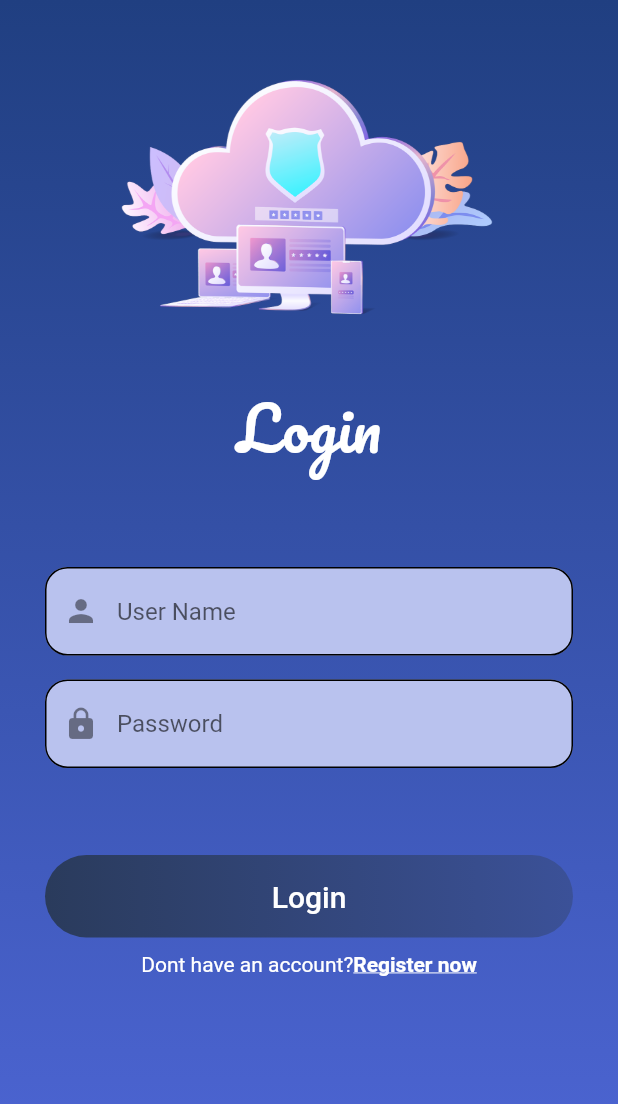
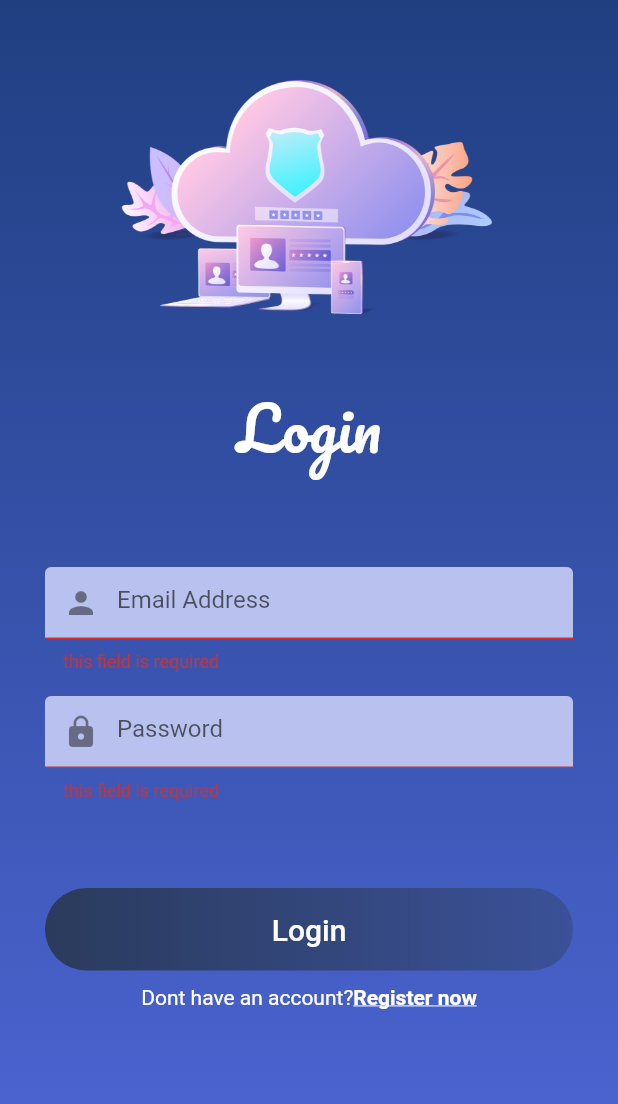
Before and after one commit to mohamedmamdouh22/chat_app, a Flutter app: the screen it shows after launch, after a tap on "Login", on a phone screen of 412 x 824 dp. Shown: the top 1104 px of the screen. Run offline on Flutter 3.47's test engine with Material 2 defaults, Android fonts, the phone set to English and light mode, and no system bars; drawn by our look-alikes of modal_progress_hud_nsn; our stand-ins replace chat_bubbles, cloud_firestore, firebase_auth, firebase_core, loading_indicator; accounts and stored records are empty; Roboto replaces fonts that are missing (Times).

Commit message:
second commit

```diff
--- a/lib/constants.dart
+++ b/lib/constants.dart
@@ -1,2 +1,4 @@
 import 'package:flutter/material.dart';
 Color kPrimaryColor =Color(0xff4f67d8);
+String kMessageCollection='messages';
+String kMessage='message';
--- /dev/null
+++ b/lib/helper/snack_bar.dart
@@ -0,0 +1,4 @@
+import 'package:flutter/material.dart';
+void ShowSnack(BuildContext context,String message) {
+  ScaffoldMessenger.of(context).showSnackBar(SnackBar(content: Text(message)));
+}
--- a/lib/main.dart
+++ b/lib/main.dart
@@ -1,8 +1,16 @@
+import 'package:chat_app/screens/chat_page.dart';
 import 'package:chat_app/screens/login.dart';
 import 'package:chat_app/screens/register.dart';
+import 'package:firebase_core/firebase_core.dart';
 import 'package:flutter/material.dart';
 
-void main() {
+import 'firebase_options.dart';
+
+void main() async{
+  WidgetsFlutterBinding.ensureInitialized();
+  await Firebase.initializeApp(
+    options: DefaultFirebaseOptions.currentPlatform,
+  );
   runApp(Chat());
 }
 
@@ -12,11 +20,13 @@ class Chat extends StatelessWidget {
   @override
   Widget build(BuildContext context) {
     return MaterialApp(
+      debugShowCheckedModeBanner: false,
       routes: {
         Login.id:(context)=>Login(),
-          Register.id:(context)=>Register()
+          Register.id:(context)=>Register(),
+        HomeScreen.id:(context)=>HomeScreen()
       },
-      initialRoute: 'Login',
+      initialRoute: Login.id,
     );
   }
 }
--- a/lib/screens/login.dart
+++ b/lib/screens/login.dart
@@ -1,14 +1,33 @@
+import 'package:chat_app/screens/chat_page.dart';
 import 'package:chat_app/screens/register.dart';
 import 'package:chat_app/widgets/button.dart';
 import 'package:chat_app/widgets/text_field.dart';
+import 'package:firebase_auth/firebase_auth.dart';
 import 'package:flutter/material.dart';
+import 'package:modal_progress_hud_nsn/modal_progress_hud_nsn.dart';
 
-class Login extends StatelessWidget {
+import '../helper/snack_bar.dart';
+
+class Login extends StatefulWidget {
   Login({Key? key}) : super(key: key);
   static String id='Login';
+
+  @override
+  State<Login> createState() => _LoginState();
+}
+
+class _LoginState extends State<Login> {
+  String? email;
+  GlobalKey<FormState> formkey=GlobalKey();
+  String? password;
+
+  bool isAsync=false;
+
   @override
   Widget build(BuildContext context) {
-    return Scaffold(
+    return ModalProgressHUD(
+      inAsyncCall: isAsync,
+      child: Scaffold(
         body: Container(
           decoration: BoxDecoration(
               gradient: LinearGradient(
@@ -19,6 +38,8 @@ class Login extends StatelessWidget {
                 Color(0xff4f67d8),
               ])),
           child: Center(
+            child: Form(
+              key: formkey,
               child: ListView(
                 //mainAxisAlignment: MainAxisAlignment.center,
                 children: [
@@ -39,10 +60,30 @@ class Login extends StatelessWidget {
                     ),
                   ),
                   SizedBox(height: 50,),
-              CustomTextField(text: 'User Name',icon: Icon(Icons.person)),
-              CustomTextField( text:'Password',icon: Icon(Icons.lock)),
+                  CustomTextField(text: 'Email Address',icon: Icon(Icons.person),onChanged: (data){email=data;}),
+
+                  CustomTextField( text:'Password',icon: Icon(Icons.lock),onChanged: (data){password=data;},obsecure: true,),
                   SizedBox(height: 50,),
-              CustomButton(text: 'Login'),
+                  //check email and password
+                  CustomButton(text: 'Login',onpressed: () async {
+                   if(formkey.currentState!.validate()){
+                     isAsync=true;
+                     setState(() {});
+                     try {
+                       await loginMethod();
+                       // ShowSnack(context, 'Successfuly logged in');
+                       Navigator.pushNamed(context, HomeScreen.id,arguments: email);
+                     } on FirebaseAuthException catch (e) {
+                       if (e.code == 'user-not-found') {
+                         ShowSnack(context, 'user not found');
+                       } else if (e.code == 'wrong-password') {
+                         ShowSnack(context, 'Wrong password');
+                       }
+                     }
+                     isAsync=false;
+                     setState(() {});
+                   }
+                  },),
                   Row(
                     mainAxisAlignment: MainAxisAlignment.center,
                     children: [
@@ -63,6 +104,16 @@ class Login extends StatelessWidget {
           ),
             ),
         ),
+      ),
+      ),
+    );
+  }
+
+  Future<void> loginMethod() async {
+    final credential = await FirebaseAuth.instance.signInWithEmailAndPassword(
+        email: email!,
+        password: password!
+
     );
   }
 }
--- a/lib/widgets/button.dart
+++ b/lib/widgets/button.dart
@@ -1,7 +1,8 @@
 import 'package:flutter/material.dart';
 class CustomButton extends StatelessWidget {
-  CustomButton({required this.text});
+  CustomButton({required this.onpressed,required this.text});
   String text;
+  VoidCallback? onpressed;
   @override
   Widget build(BuildContext context) {
     return Padding(
@@ -20,8 +21,9 @@ class CustomButton extends StatelessWidget {
           ),
         ),
         child: MaterialButton(
+
           height: 55,
-          onPressed: () {},
+          onPressed:onpressed,
           child: Text(text,style: TextStyle(color: Colors.white,fontSize: 20,fontFamily: 'Times'),),
 
         ),
--- a/lib/widgets/text_field.dart
+++ b/lib/widgets/text_field.dart
@@ -1,15 +1,23 @@
 import 'package:flutter/material.dart';
 class CustomTextField extends StatelessWidget {
-  CustomTextField({required this.text,required this.icon});
+  CustomTextField({required this.text,required this.icon,required this.onChanged,this.obsecure=false});
   String text;
-
+  Function(String)? onChanged;
   Icon icon;
+  bool obsecure;
   @override
   Widget build(BuildContext context) {
     return Padding(
       padding: const EdgeInsets.symmetric(vertical: 8, horizontal: 30),
-      child: TextField(
-
+      child: TextFormField(
+        validator: (data){
+          if(data!.isEmpty)
+            {
+              return 'this field is required';
+            }
+        },
+        obscureText: obsecure,
+        onChanged:onChanged ,
         decoration: InputDecoration(
           prefixIcon: icon,
           filled: true,
--- a/pubspec.yaml
+++ b/pubspec.yaml
@@ -34,7 +34,12 @@ dependencies:
   # The following adds the Cupertino Icons font to your application.
   # Use with the CupertinoIcons class for iOS style icons.
   cupertino_icons: ^1.0.2
+  chat_bubbles: ^1.3.1
   firebase_core: ^1.21.0
+  firebase_auth: ^3.6.4
+  modal_progress_hud_nsn: ^0.3.0
+  cloud_firestore: ^3.4.6
+  loading_indicator: ^3.1.0
 
 dev_dependencies:
   flutter_test:
```
Also changed, not shown: lib/models/message.dart (added, +11 -0 lines), lib/screens/chat_page.dart (added, +96 -0 lines), lib/screens/register.dart (+68 -7 lines), lib/widgets/bubble.dart (added, +51 -0 lines), pubspec.lock, 1 other file. Lines whose indentation alone changed are shown as unchanged.
